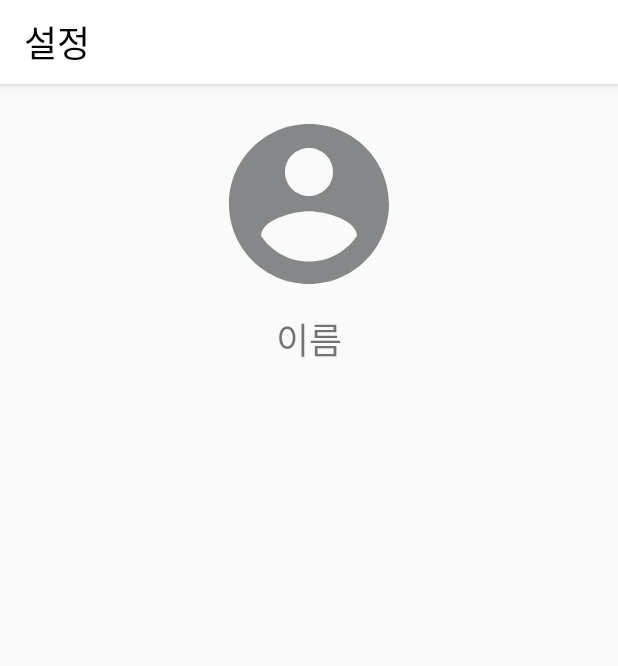
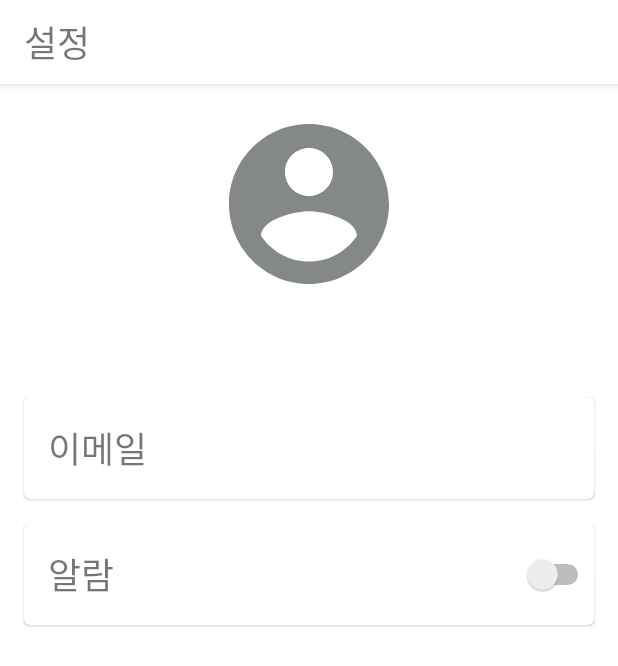
Before and after one commit to EV-ElevatorMusic/Ev_app_, an Android app: the MainActivity screen opened directly, with no data from a screen before it, in the side drawer, after a tap on "설정", on a phone screen of 412 x 824 dp. Shown: the top 666 px of the screen. Run offline under Robolectric (Android 15) with nearby library versions, the phone set to English and light mode, and no system bars; libraries missing offline, so code that uses them is left out: kr.co.shineware, org.tensorflow.lite.

Commit message:
알람빼고 완성

```diff
--- a/app/src/main/java/com/example/elevator_music/MainActivity.java
+++ b/app/src/main/java/com/example/elevator_music/MainActivity.java
@@ -72,11 +72,12 @@ public class MainActivity extends AppCompatActivity implements NavigationView.On
     DrawerLayout drawer;
     EditText chatEdit;
     ImageButton chatSend, openDrawer;
-    String all_input;
+    String all_input, name, email;
     RecyclerView.Adapter adapter;
     RecyclerView rv;
     ArrayList<ChatItem> chatItems = new ArrayList<>();
     TextView userNameTv, userEmailTv;
+
 
 
     @Override
@@ -101,8 +102,10 @@ public class MainActivity extends AppCompatActivity implements NavigationView.On
         userNameTv = nav_header_view.findViewById(R.id.drawer_user_name);
 
         Intent intent = getIntent();
-        userNameTv.setText(intent.getStringExtra("name"));
-        userEmailTv.setText(intent.getStringExtra("email"));
+        name = intent.getStringExtra("name");
+        email = intent.getStringExtra("email");
+        userNameTv.setText(name);
+        userEmailTv.setText(email);
 
         openDrawer.setOnClickListener(new View.OnClickListener() {
             @Override
@@ -173,12 +176,11 @@ public class MainActivity extends AppCompatActivity implements NavigationView.On
 
         if (id == R.id.setting) {
             intent = new Intent(this, SettingActivity.class);
-            startActivity(intent);
+            startDrawerIntent(intent);
         } else if (id == R.id.mRanking) {
             intent = new Intent(this, RankingActivity.class);
             startActivity(intent);
         }
-
 
         DrawerLayout drawer = findViewById(R.id.drawer_layout);
         drawer.closeDrawer(GravityCompat.END);
@@ -293,6 +295,11 @@ public class MainActivity extends AppCompatActivity implements NavigationView.On
         }
     }
 
+    void startDrawerIntent(Intent intent){
+        intent.putExtra("name", name);
+        intent.putExtra("email", email);
+        startActivity(intent);
+    }
 
 
 
--- a/app/src/main/java/com/example/elevator_music/SettingActivity.java
+++ b/app/src/main/java/com/example/elevator_music/SettingActivity.java
@@ -2,13 +2,21 @@ package com.example.elevator_music;
 
 import androidx.appcompat.app.AppCompatActivity;
 
+import android.content.Intent;
 import android.os.Bundle;
+import android.widget.TextView;
 
 public class SettingActivity extends AppCompatActivity {
-
+    TextView nameTv, emailTv;
     @Override
     protected void onCreate(Bundle savedInstanceState) {
         super.onCreate(savedInstanceState);
         setContentView(R.layout.activity_setting);
+        nameTv = findViewById(R.id.setting_name);
+        emailTv = findViewById(R.id.setting_user_email);
+        Intent intent = getIntent();
+        nameTv.setText(intent.getStringExtra("name"));
+        emailTv.setText(intent.getStringExtra("email"));
+
     }
 }
--- a/app/src/main/res/layout/activity_setting.xml
+++ b/app/src/main/res/layout/activity_setting.xml
@@ -4,7 +4,8 @@
     xmlns:tools="http://schemas.android.com/tools"
     android:layout_width="match_parent"
     android:layout_height="match_parent"
-    tools:context=".SettingActivity">
+    tools:context=".SettingActivity"
+    android:background="#FFF">
     <androidx.constraintlayout.widget.ConstraintLayout
         android:id="@+id/setting_app_bar"
         android:layout_width="match_parent"
@@ -14,11 +15,10 @@
         android:elevation="4dp">
 
         <TextView
-            android:layout_width="match_parent"
+            android:layout_width="wrap_content"
             android:layout_height="wrap_content"
-            android:fontFamily="@font/nanumgothicbold"
+            android:fontFamily="@font/nanumgothic"
             android:text="설정"
-            android:textColor="#000"
             android:textSize="24sp"
             app:layout_constraintBottom_toBottomOf="parent"
             app:layout_constraintTop_toTopOf="parent"
@@ -38,7 +38,7 @@
         android:id="@+id/setting_name"
         android:layout_width="wrap_content"
         android:layout_height="wrap_content"
-        android:fontFamily="@font/nanumgothicbold"
+        android:fontFamily="@font/nanumgothic"
         android:layout_marginTop="8dp"
         android:text="이름"
         android:textSize="24dp"
@@ -46,6 +46,78 @@
         app:layout_constraintLeft_toLeftOf="parent"
         app:layout_constraintRight_toRightOf="parent"
         />
+    <com.google.android.material.card.MaterialCardView
+        android:id="@+id/setting_email_card"
+        android:layout_width="0dp"
+        android:layout_height="wrap_content"
+        app:layout_constraintLeft_toLeftOf="parent"
+        app:layout_constraintRight_toRightOf="parent"
+        app:layout_constraintTop_toBottomOf="@id/setting_name"
+        android:layout_marginTop="24dp"
+        android:layout_marginHorizontal="16dp">
+        <androidx.constraintlayout.widget.ConstraintLayout
+            android:layout_width="match_parent"
+            android:layout_height="wrap_content">
+            <TextView
+                app:layout_constraintLeft_toLeftOf="parent"
+                app:layout_constraintTop_toTopOf="parent"
+                app:layout_constraintBottom_toBottomOf="parent"
+                android:id="@+id/setting_email_tv"
+                android:layout_width="wrap_content"
+                android:layout_height="wrap_content"
+                android:text="이메일"
+                android:textSize="24sp"
+                android:layout_marginVertical="16dp"
+                android:layout_marginStart="16dp"/>
+            <TextView
+                android:id="@+id/setting_user_email"
+                android:layout_width="wrap_content"
+                android:layout_height="wrap_content"
+                tools:text="test@test.tsese"
+                app:layout_constraintStart_toEndOf="@id/setting_email_tv"
+                app:layout_constraintTop_toTopOf="parent"
+                app:layout_constraintBottom_toBottomOf="parent"
+                android:layout_marginStart="16dp"
+                android:textSize="18sp" />
+
+        </androidx.constraintlayout.widget.ConstraintLayout>
+
+    </com.google.android.material.card.MaterialCardView>
+    <com.google.android.material.card.MaterialCardView
+        android:layout_width="0dp"
+        android:layout_height="wrap_content"
+        app:layout_constraintLeft_toLeftOf="parent"
+        app:layout_constraintRight_toRightOf="parent"
+        app:layout_constraintTop_toBottomOf="@id/setting_email_card"
+        android:layout_marginTop="16dp"
+        android:layout_marginHorizontal="16dp">
+        <androidx.constraintlayout.widget.ConstraintLayout
+            android:layout_width="match_parent"
+            android:layout_height="wrap_content">
+            <TextView
+                app:layout_constraintLeft_toLeftOf="parent"
+                app:layout_constraintTop_toTopOf="parent"
+                app:layout_constraintBottom_toBottomOf="parent"
+                android:layout_width="wrap_content"
+                android:layout_height="wrap_content"
+                android:text="알람"
+                android:textSize="24sp"
+                android:layout_marginVertical="16dp"
+                android:layout_marginStart="16dp"/>
+
+            <Switch
+                android:id="@+id/switch1"
+                android:layout_width="wrap_content"
+                android:layout_height="wrap_content"
+                app:layout_constraintRight_toRightOf="parent"
+                app:layout_constraintBottom_toBottomOf="parent"
+                app:layout_constraintTop_toTopOf="parent" />
+
+
+        </androidx.constraintlayout.widget.ConstraintLayout>
+
+    </com.google.android.material.card.MaterialCardView>
+
 
 
 </androidx.constraintlayout.widget.ConstraintLayout>
--- a/app/src/main/res/values/colors.xml
+++ b/app/src/main/res/values/colors.xml
@@ -2,6 +2,6 @@
 <resources>
     <color name="colorPrimary">#3F51B5</color>
     <color name="colorPrimaryDark">#3949A1</color>
-    <color name="colorAccent">#000000</color>
+    <color name="colorAccent">@color/colorPrimary</color>
     <color name="textColorPrimary">#ffffff</color>
 </resources>
```
